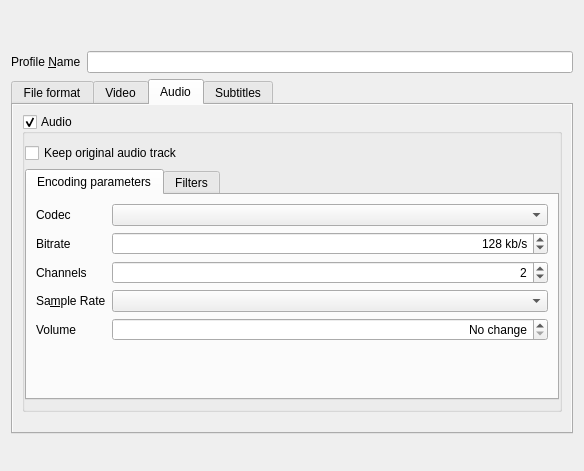
This is modules/gui/qt/dialogs/sout/profiles.ui in WIFARO/juxtopposed-vlc as Qt 5 draws it before an edit. The edited form follows.
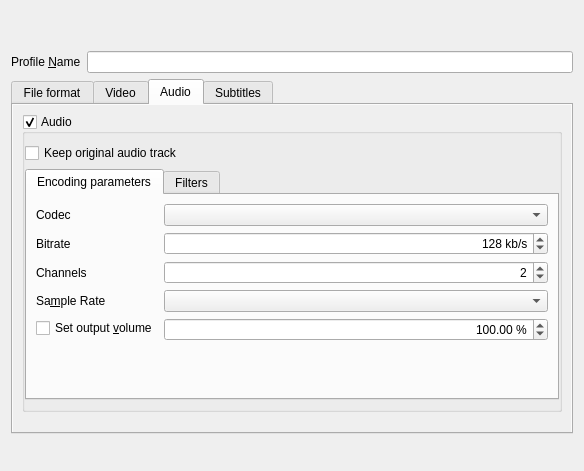
This is the edited form. The open tabs and pages were chosen to show the change.

Commit message:
qt: make conversion volume and encoder controls match their output
Use an explicit output-volume control with fixed gain and mute, while preserving legacy zero as no change. Parse audio filter options and scope gain values to each filter instance.

Limit x264 options to H.264 without losing inactive saved settings. Verify audio sample levels, codec selection, profile persistence, scaled layouts, and Convert/Stream regressions; add an integer/float audio pipeline regression test.

The edit to the form file:
```diff
--- a/modules/gui/qt/dialogs/sout/profiles.ui
+++ b/modules/gui/qt/dialogs/sout/profiles.ui
@@ -847,12 +847,9 @@
                    <widget class="QComboBox" name="valueholder_acodec_samplerate" />
                   </item>
                   <item row="4" column="0">
-                   <widget class="QLabel" name="aGainLabel">
+                   <widget class="QCheckBox" name="valueholder_audio_gain">
                     <property name="text">
-                     <string>Volume</string>
-                    </property>
-                    <property name="buddy">
-                     <cstring>valueholder_acodec_gain</cstring>
+                     <string>Set output &amp;volume</string>
                     </property>
                    </widget>
                   </item>
@@ -865,9 +862,6 @@
                     <property name="alignment">
                      <set>Qt::AlignRight|Qt::AlignTrailing|Qt::AlignVCenter</set>
                     </property>
-                    <property name="specialValueText">
-                     <string>No change</string>
-                    </property>
                     <property name="suffix">
                      <string> %</string>
                     </property>
@@ -881,7 +875,7 @@
                      <double>10.000000</double>
                     </property>
                     <property name="value">
-                     <double>0.000000</double>
+                     <double>100.000000</double>
                     </property>
                    </widget>
                   </item>
```
Left out of the diff: 5 changed lines with no effect on the pictures. The commit also changes 6 other files.
